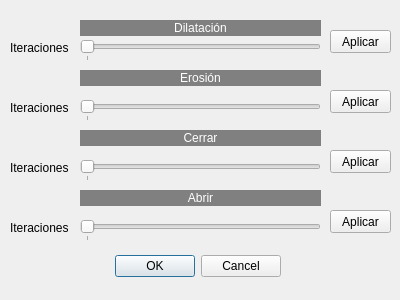
This is dmorfologia.ui in Daniumy/QFotoPaint4 as Qt 5 draws it before an edit. The edited form follows.
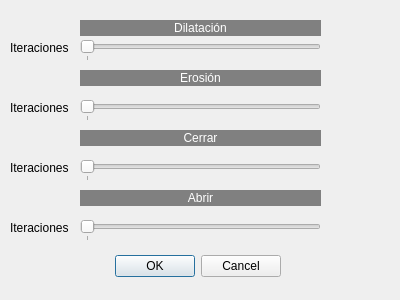
This is the edited form.

Patch:
```diff
--- a/dmorfologia.ui
+++ b/dmorfologia.ui
@@ -273,58 +273,6 @@
     <string>Iteraciones</string>
    </property>
   </widget>
-  <widget class="QPushButton" name="pushButton">
-   <property name="geometry">
-    <rect>
-     <x>330</x>
-     <y>30</y>
-     <width>61</width>
-     <height>23</height>
-    </rect>
-   </property>
-   <property name="text">
-    <string>Aplicar</string>
-   </property>
-  </widget>
-  <widget class="QPushButton" name="pushButton_2">
-   <property name="geometry">
-    <rect>
-     <x>330</x>
-     <y>90</y>
-     <width>61</width>
-     <height>23</height>
-    </rect>
-   </property>
-   <property name="text">
-    <string>Aplicar</string>
-   </property>
-  </widget>
-  <widget class="QPushButton" name="pushButton_3">
-   <property name="geometry">
-    <rect>
-     <x>330</x>
-     <y>150</y>
-     <width>61</width>
-     <height>23</height>
-    </rect>
-   </property>
-   <property name="text">
-    <string>Aplicar</string>
-   </property>
-  </widget>
-  <widget class="QPushButton" name="pushButton_4">
-   <property name="geometry">
-    <rect>
-     <x>330</x>
-     <y>210</y>
-     <width>61</width>
-     <height>23</height>
-    </rect>
-   </property>
-   <property name="text">
-    <string>Aplicar</string>
-   </property>
-  </widget>
  </widget>
  <resources/>
  <connections>
```
Left out of the diff: 18 changed lines with no effect on the pictures.
